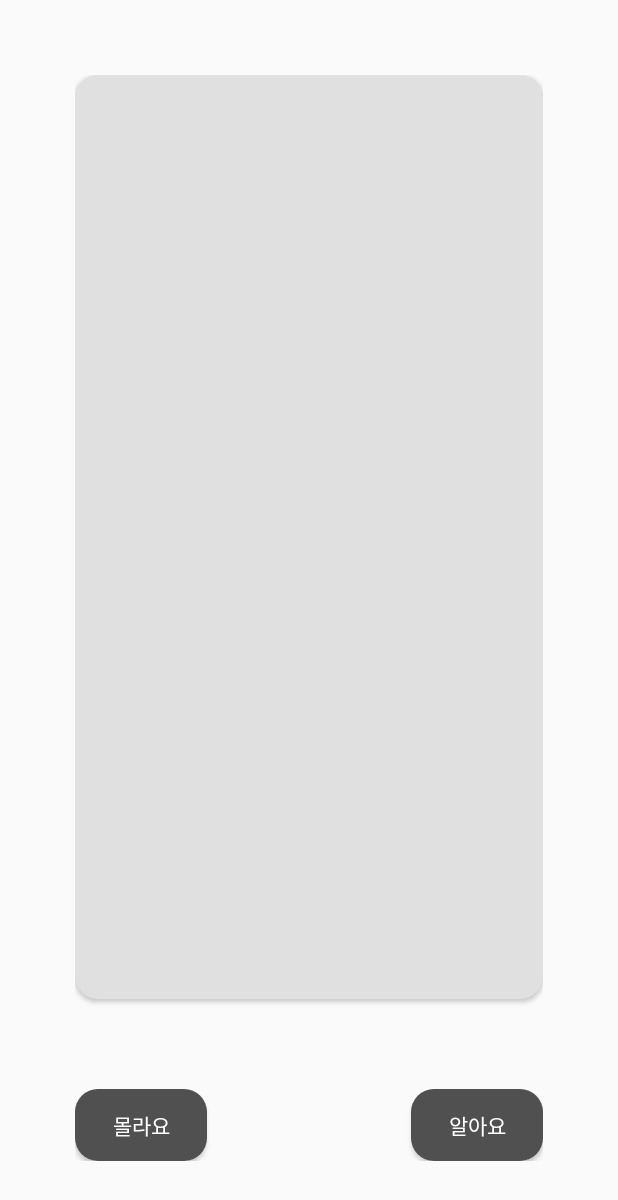
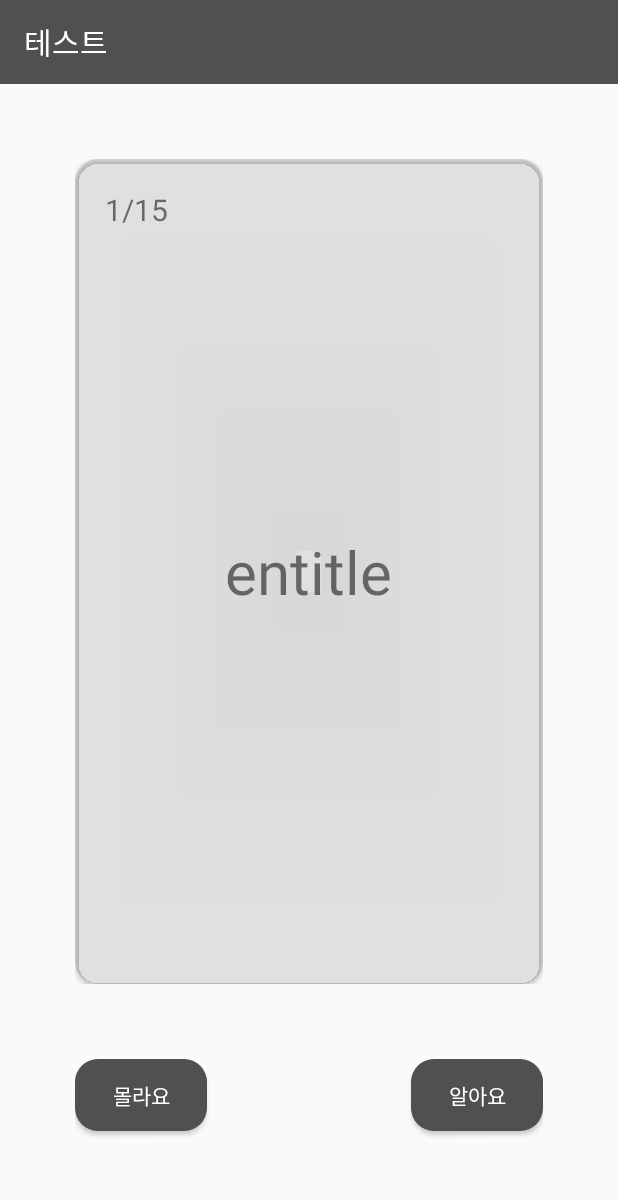
Before and after one commit to JooHui-void/-android-EnglishVocabulary-App, an Android app: the MainTestActivity screen opened directly, with no data from a screen before it, after a tap on an icon or button, on a phone screen of 412 x 824 dp. Shown: the top 1200 px of the screen. Run offline under Robolectric (Android 15) with nearby library versions, the phone set to English and light mode, and no system bars; our stand-ins replace ButterKnife, Room's generated code; 1 other tap on this screen came first.

Commit message:
flashcard

```diff
--- a/app/src/main/java/com/example/vocaproject/FlashCardTest.java
+++ b/app/src/main/java/com/example/vocaproject/FlashCardTest.java
@@ -2,11 +2,18 @@ package com.example.vocaproject;
 
 import androidx.appcompat.app.AppCompatActivity;
 
+import android.content.ComponentName;
 import android.content.Intent;
 import android.os.Bundle;
 import android.os.Handler;
+import android.util.Log;
+import android.view.View;
+import android.widget.Button;
+import android.widget.RelativeLayout;
 import android.widget.TextView;
 import android.widget.Toast;
+
+import org.w3c.dom.Text;
 
 import java.util.Collections;
 import java.util.List;
@@ -19,7 +26,8 @@ public class FlashCardTest extends AppCompatActivity {
 
     TextView engWord;
     TextView korWord;
-
+    RelativeLayout front;
+    RelativeLayout back;
     private AppDatabase mDb;
     private WordDao mWordDao;
     private WordBookDao mWordBookDao;
@@ -28,28 +36,51 @@ public class FlashCardTest extends AppCompatActivity {
     private List<WordBook> mTestWordBook;
     private int wordIndex = 0;
     private int day;
-
+    private int cardside;
     private Handler mHandler = new Handler();
-
+    Button know,dontKnow,card;
+    TextView wordcnt;
     @Override
     protected void onCreate(Bundle savedInstanceState) {
         super.onCreate(savedInstanceState);
         setContentView(R.layout.activity_flash_card_test);
-
+        front = findViewById(R.id.front);
+        back = findViewById(R.id.back);
         Intent intent = getIntent();
         day = intent.getIntExtra("VocaDay", 0);
-
         mDb = AppDatabase.getInstance(this);
         mWordDao = mDb.wordDao();
         mWordBookDao = mDb.wordBookDao();
         startTest();
+
+        wordcnt=(TextView)findViewById(R.id.wordcnt);
+        TextView wordcnt2=(TextView)findViewById(R.id.wordcnt2);
+
+
+        TextView alpha2=(TextView)findViewById(R.id.alphaword2);
+
+        TextView kor2=(TextView)findViewById(R.id.korword2);
+//        while(wordIndex<15){
+//            cardside=0;
+//
+//        }
+       know = findViewById(R.id.know);
+       dontKnow = findViewById(R.id.dont_know);
+       card = findViewById(R.id.card);
+        know.setOnClickListener(onClickListener);
+        dontKnow.setOnClickListener(onClickListener);
+        card.setOnClickListener(onClickListener);
+
+        setfrontView();
+        if(isEnd()){
+            endTest();
+        }
     }
-
     // 인덱스, 단어장, 단어 초기화
     private void startTest() {
         wordIndex = 0;
 
-        if (true/*전체 테스트면*/) {
+        if (day==0) {
             mTestWordBook = mWordBookDao.getAllWordBook();
             mTestWord = mWordDao.getData();
         } else {
@@ -75,7 +106,7 @@ public class FlashCardTest extends AppCompatActivity {
             mWordDao.setUpdateWord(mTestWord.get(i));
         }
 
-        if (true/*전체 테스트면*/) {
+        if (day==0) {
             for(day = 1; day <= WORDBOOK_DAY_NUMBER; day++){
                 incorrectNum = mWordDao.getIncorrect(day);
                 mTestWordBook.get(day-1).setIncorrectNumber(incorrectNum);
@@ -97,15 +128,45 @@ public class FlashCardTest extends AppCompatActivity {
         finish();
     }
 
-    @OnClick(/*알아요버튼아이디*/)
-    public void onOKButton(){
-        mTestWord.get(wordIndex).setIsCorrect(1);
-        //넘어가기
+
+    private void setfrontView(){
+
+        wordcnt.setText(wordIndex+1+"/"+"15");
+        TextView alpha1=(TextView)findViewById(R.id.alphaword);
+        alpha1.setText(mTestWord.get(wordIndex).getWordEng());
+        front.setVisibility(View.VISIBLE);
+        back.setVisibility(View.INVISIBLE);
+
     }
 
-    @OnClick(/*몰라요버튼아이디*/)
-    public void onNotOKButton(){
-        mTestWord.get(wordIndex).setIsCorrect(0);
-        //넘어가기
-    }
+    Button.OnClickListener onClickListener = new Button.OnClickListener() {
+        @Override
+        public void onClick(View view) {
+
+
+            switch (view.getId()) {
+                case R.id.card :
+                    if(cardside==0){
+                        //뒤집어준다.
+
+                        cardside=1;
+                    }else{
+
+                        cardside=0;
+                    }
+                    break ;
+                case R.id.know:
+                    mTestWord.get(wordIndex).setIsCorrect(1);
+                    wordIndex++;
+                    setfrontView();
+                    break ;
+                case R.id.dont_know:
+                    mTestWord.get(wordIndex).setIsCorrect(0);
+                    wordIndex++;
+                    setfrontView();
+                    break ;
+            }
+        }
+    } ;
+
 }
--- a/app/src/main/java/com/example/vocaproject/MainTestActivity.java
+++ b/app/src/main/java/com/example/vocaproject/MainTestActivity.java
@@ -25,11 +25,20 @@ import android.widget.ListView;
 import android.widget.SimpleAdapter;
 
 import android.widget.TextView;
+import android.widget.Toast;
 
 import java.util.ArrayList;
 import java.util.List;
 
 
+abstract class KnowIndexOnClickListener implements View.OnClickListener {
+
+    protected int index;
+
+    public KnowIndexOnClickListener(int index) {
+        this.index = index;
+    }
+}
 
 public class MainTestActivity extends AppCompatActivity {
     List<WordBook> booklist;
@@ -55,8 +64,8 @@ public class MainTestActivity extends AppCompatActivity {
         mWordBookDao = db.wordBookDao();
         booklist = mWordBookDao.getAll();
 
-//        for(int i=0; i<wordList.size(); i++){
-//           Log.d("Test", wordList.get(i).getDay() + "\n");
+//        for(int i=0; i<booklist.size(); i++){
+//           Log.d("Test", booklist.get(i).getDay() + "\n");
 //        }
         inflater=(LayoutInflater)getSystemService(Context.LAYOUT_INFLATER_SERVICE);
         ListView listview = findViewById(R.id.listv);
@@ -129,9 +138,7 @@ public class MainTestActivity extends AppCompatActivity {
             play = view.findViewById(R.id.playtime);
             cor = view.findViewById(R.id.correctword);
             incor = view.findViewById(R.id.incorrectword);
-            if (day == null) {
-                Log.d("Test", "wrong");
-            }
+
             WordBook tmp = book.get(position);
             day.setText(Integer.toString(book.get(position).getDay()));
             play.setText(Integer.toString(book.get(position).getViewNumber()));
@@ -155,7 +162,7 @@ public class MainTestActivity extends AppCompatActivity {
             Button meaningtestbutton = view.findViewById(R.id.mean_button);
             Button alphabettestbutton = view.findViewById(R.id.alphabet_button);
 
-            Button.OnClickListener onClickListener = new Button.OnClickListener() {
+            Button.OnClickListener onClickListener = new KnowIndexOnClickListener(book.get(position).getDay()) {
                 @Override
                 public void onClick(View view) {
                     Intent intent = new Intent();
@@ -167,6 +174,8 @@ public class MainTestActivity extends AppCompatActivity {
                                     "com.example.vocaproject.FlashCardTest"
                             );
                             intent.setComponent(componentName);
+                            intent.putExtra("VocaDay",index);
+                            Log.d("index", String.valueOf(index));
                             startActivity(intent);
                             break ;
                         case R.id.mean_button:
@@ -188,6 +197,7 @@ public class MainTestActivity extends AppCompatActivity {
                     }
                 }
             } ;
+
             flashcardbutton.setOnClickListener(onClickListener);
             meaningtestbutton.setOnClickListener(onClickListener);
             alphabettestbutton.setOnClickListener(onClickListener);
--- a/app/src/main/res/layout/activity_flash_card_test.xml
+++ b/app/src/main/res/layout/activity_flash_card_test.xml
@@ -1,38 +1,129 @@
 <?xml version="1.0" encoding="utf-8"?>
-<LinearLayout xmlns:android="http://schemas.android.com/apk/res/android"
+<androidx.constraintlayout.widget.ConstraintLayout xmlns:android="http://schemas.android.com/apk/res/android"
+    xmlns:app="http://schemas.android.com/apk/res-auto"
+    xmlns:tools="http://schemas.android.com/tools"
     android:layout_width="match_parent"
     android:layout_height="match_parent"
-    android:orientation="vertical"
-    android:paddingHorizontal="50dp"
-    android:paddingVertical="50dp">
+    tools:context=".MainActivity">
 
-    <Button
+    <LinearLayout
+        android:layout_width="match_parent"
+        android:layout_height="match_parent"
+        android:orientation="vertical">
+        <androidx.appcompat.widget.Toolbar
+            app:layout_constraintTop_toTopOf="parent"
+            android:id="@+id/toolbar"
+            android:layout_width="match_parent"
+            android:layout_height="wrap_content"
+            android:background="@color/deep_gray"
+            android:theme="@style/ThemeOverlay.AppCompat.Dark.ActionBar">
+
+            <TextView
+                android:layout_width="wrap_content"
+                android:layout_height="wrap_content"
+                android:textColor="@color/white"
+                android:textSize="20dp"
+                android:text="테스트">
+
+            </TextView>
+        </androidx.appcompat.widget.Toolbar>
+
+
+        <FrameLayout
+            android:id="@+id/frame"
+            android:layout_margin="50dp"
             android:layout_width="match_parent"
             android:layout_height="0dp"
             android:layout_weight="14"
+            android:layout_marginBottom="20dp">
+            <Button
+                android:id="@+id/card"
+                android:layout_width="match_parent"
+                android:layout_height="match_parent"
                 android:background="@drawable/wordbook"
-        android:layout_marginBottom="20dp"/>
+                android:backgroundTint="#00000000"/>
+            <RelativeLayout
+                android:id = "@+id/front"
+                android:layout_width="match_parent"
+                android:layout_height="match_parent">
+                <View
+                    android:layout_width="match_parent"
+                    android:background="@drawable/wordbook"
+                    android:layout_height="match_parent">
+                </View>
+                <TextView
+                    android:id="@+id/wordcnt"
+                    android:layout_width="wrap_content"
+                    android:layout_height="wrap_content"
+                    android:text="1/15"
+                    android:layout_margin="20dp"
+                    android:textSize="20dp"/>
+                <TextView
+                    android:id="@+id/alphaword"
+                    android:layout_width="wrap_content"
+                    android:layout_height="wrap_content"
+                    android:text="apple"
+                    android:layout_centerInParent="true"
+                    android:textSize="40dp"/>
+            </RelativeLayout>
+            <RelativeLayout
+                android:id = "@+id/back"
+                android:layout_width="match_parent"
+                android:layout_height="match_parent"
+                android:layout_marginBottom="20dp"
+                android:visibility="invisible">
+                <View
+                    android:layout_width="match_parent"
+                    android:background="@drawable/wordbook"
+                    android:layout_height="match_parent">
+                </View>
+                <TextView
+                    android:id="@+id/wordcnt2"
+                    android:layout_width="wrap_content"
+                    android:layout_height="wrap_content"
+                    android:text="1/15"
+                    android:layout_margin="20dp"
+                    android:textSize="20dp"/>
+
+                <TextView
+                    android:id="@+id/alphaword2"
+                    android:layout_width="wrap_content"
+                    android:layout_height="wrap_content"
+                    android:layout_centerInParent="true"
+
+                    android:text="apple"
+                    android:textSize="40dp" />
+                <TextView
+                    android:id="@+id/korword2"
+                    android:layout_width="wrap_content"
+                    android:layout_height="wrap_content"
+                    android:text="사과"
+                    android:layout_below="@id/alphaword2"
+                    android:layout_centerInParent="true"
+                    android:textSize="40dp"/>
+            </RelativeLayout>
+        </FrameLayout>
 
         <RelativeLayout
             android:layout_width="match_parent"
             android:layout_height="0dp"
-        android:layout_weight="2"
+            android:layout_weight="3"
             android:orientation="horizontal"
-
-        android:gravity="bottom">
+            android:layout_marginHorizontal="50dp"
+            android:gravity="top"
+            >
 
             <Button
-            android:id="@+id/known"
+                android:id="@+id/dont_know"
                 android:layout_width="wrap_content"
                 android:layout_height="wrap_content"
                 android:background="@drawable/wordbook"
                 android:backgroundTint="@color/deep_gray"
                 android:text="몰라요"
-            android:textColor="@color/white"
-            />
+                android:textColor="@color/white" />
 
             <Button
-            android:id="@+id/unknown"
+                android:id="@+id/know"
                 android:layout_width="wrap_content"
                 android:layout_height="wrap_content"
                 android:layout_alignParentRight="true"
@@ -40,5 +131,9 @@
                 android:backgroundTint="@color/deep_gray"
                 android:text="알아요"
                 android:textColor="@color/white" />
+
         </RelativeLayout>
+
     </LinearLayout>
+
+</androidx.constraintlayout.widget.ConstraintLayout>
```
Lines whose indentation alone changed are shown as unchanged.
